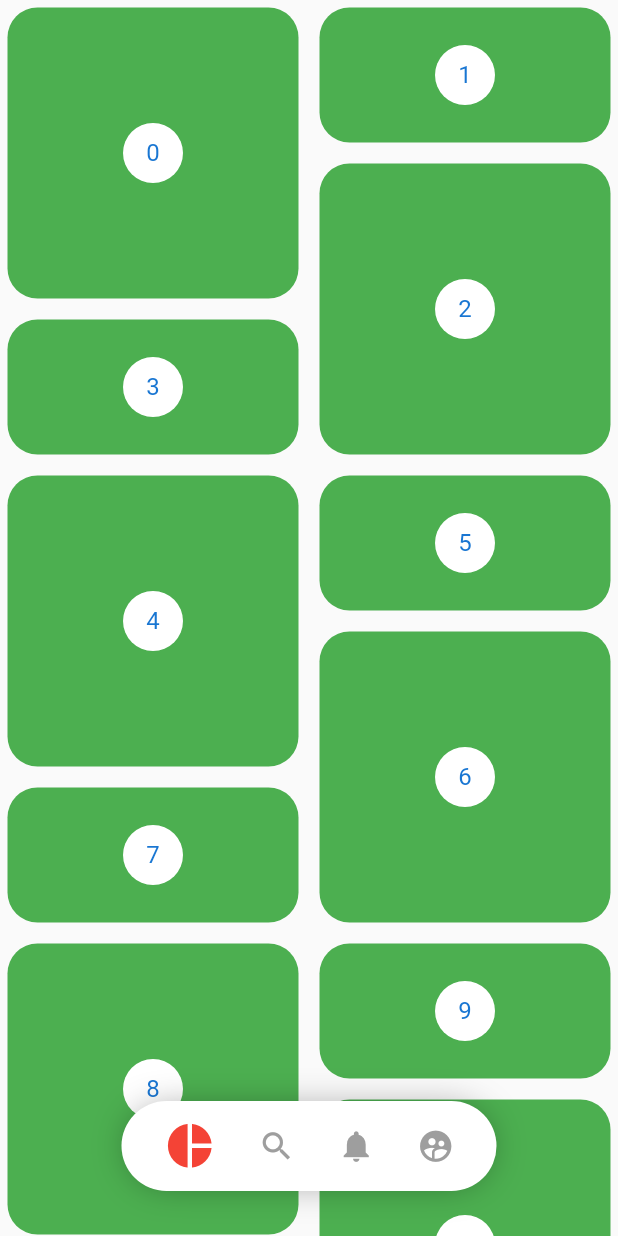
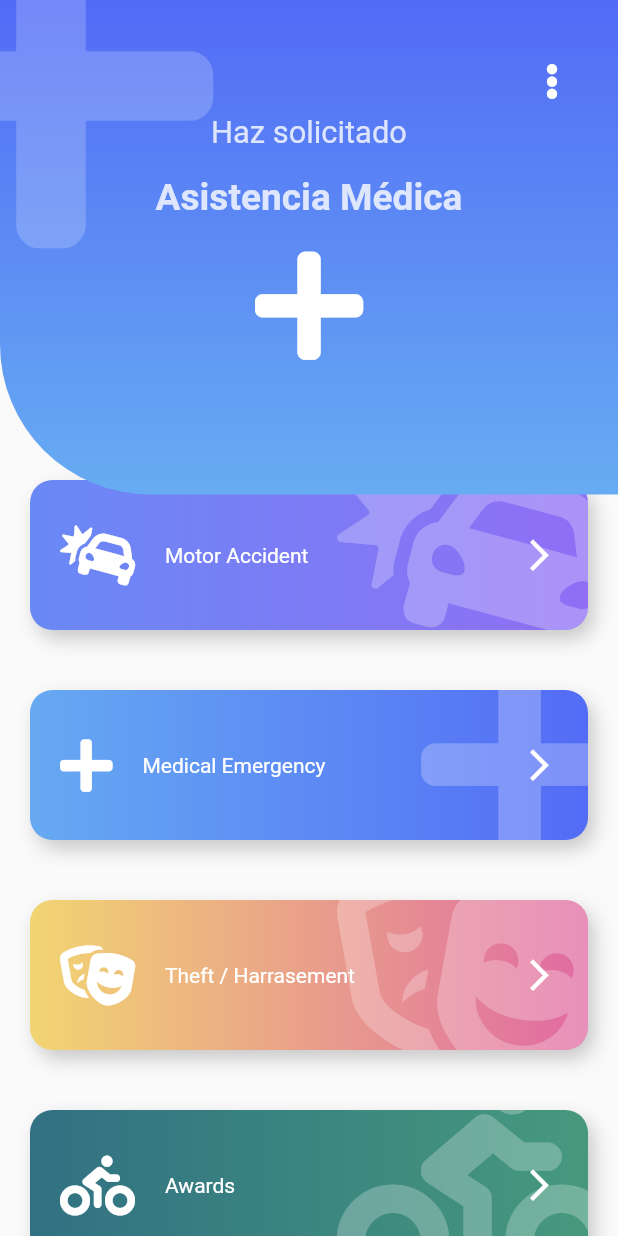
Before and after one commit to RicharC293/flutterSlider, a Flutter app: the screen it shows after launch, on a phone screen of 412 x 824 dp. Run offline on Flutter 3.47's test engine with Material 2 defaults, Android fonts, the phone set to English and light mode, and no system bars; our stand-ins replace animate_do, flutter_svg, font_awesome_flutter.

Commit message:
EmergencyLayout

```diff
--- a/lib/main.dart
+++ b/lib/main.dart
@@ -1,11 +1,12 @@
-import 'package:animaciones/src/pages/animaciones_page.dart';
-import 'package:animaciones/src/labs/circular_progress_page.dart';
-import 'package:animaciones/src/pages/grafica_circulares_page.dart';
-import 'package:animaciones/src/labs/slideShow_page.dart';
-import 'package:animaciones/src/pages/pinterest_page.dart';
-import 'package:animaciones/src/pages/slideShow_page.dart';
-import 'package:animaciones/src/retos/clip_path.dart';
-import 'package:animaciones/src/retos/cuadrado_animado.dart';
+// import 'package:animaciones/src/pages/animaciones_page.dart';
+// import 'package:animaciones/src/labs/circular_progress_page.dart';
+import 'package:animaciones/src/pages/emergency_page.dart';
+// import 'package:animaciones/src/pages/grafica_circulares_page.dart';
+// import 'package:animaciones/src/labs/slideShow_page.dart';
+// import 'package:animaciones/src/pages/pinterest_page.dart';
+// import 'package:animaciones/src/pages/slideShow_page.dart';
+// import 'package:animaciones/src/retos/clip_path.dart';
+// import 'package:animaciones/src/retos/cuadrado_animado.dart';
 import 'package:flutter/material.dart';
 
 void main() => runApp(MyApp());
@@ -16,7 +17,7 @@ class MyApp extends StatelessWidget {
     return MaterialApp(
       title: 'Material App',
       debugShowCheckedModeBanner: false,
-      home: PinterestPage(),
+      home: EmergencyPage(),
     );
   }
 }
--- /dev/null
+++ b/lib/src/models/emergency_model.dart
@@ -0,0 +1,10 @@
+import 'package:flutter/material.dart';
+
+class ItemBoton {
+  final IconData icon;
+  final String texto;
+  final Color color1;
+  final Color color2;
+
+  ItemBoton(this.icon, this.texto, this.color1, this.color2);
+}
--- /dev/null
+++ b/lib/src/pages/emergency_page.dart
@@ -0,0 +1,105 @@
+import 'package:animaciones/src/models/emergency_model.dart';
+import 'package:animaciones/src/widgets/custom_button.dart';
+import 'package:animaciones/src/widgets/headers.dart';
+import 'package:animate_do/animate_do.dart';
+import 'package:flutter/material.dart';
+import 'package:font_awesome_flutter/font_awesome_flutter.dart';
+
+class EmergencyPage extends StatelessWidget {
+  @override
+  Widget build(BuildContext context) {
+    final items = <ItemBoton>[
+      new ItemBoton(FontAwesomeIcons.carCrash, 'Motor Accident',
+          Color(0xff6989F5), Color(0xff906EF5)),
+      new ItemBoton(FontAwesomeIcons.plus, 'Medical Emergency',
+          Color(0xff66A9F2), Color(0xff536CF6)),
+      new ItemBoton(FontAwesomeIcons.theaterMasks, 'Theft / Harrasement',
+          Color(0xffF2D572), Color(0xffE06AA3)),
+      new ItemBoton(FontAwesomeIcons.biking, 'Awards', Color(0xff317183),
+          Color(0xff46997D)),
+      new ItemBoton(FontAwesomeIcons.carCrash, 'Motor Accident',
+          Color(0xff6989F5), Color(0xff906EF5)),
+      new ItemBoton(FontAwesomeIcons.plus, 'Medical Emergency',
+          Color(0xff66A9F2), Color(0xff536CF6)),
+      new ItemBoton(FontAwesomeIcons.theaterMasks, 'Theft / Harrasement',
+          Color(0xffF2D572), Color(0xffE06AA3)),
+      new ItemBoton(FontAwesomeIcons.biking, 'Awards', Color(0xff317183),
+          Color(0xff46997D)),
+      new ItemBoton(FontAwesomeIcons.carCrash, 'Motor Accident',
+          Color(0xff6989F5), Color(0xff906EF5)),
+      new ItemBoton(FontAwesomeIcons.plus, 'Medical Emergency',
+          Color(0xff66A9F2), Color(0xff536CF6)),
+      new ItemBoton(FontAwesomeIcons.theaterMasks, 'Theft / Harrasement',
+          Color(0xffF2D572), Color(0xffE06AA3)),
+      new ItemBoton(FontAwesomeIcons.biking, 'Awards', Color(0xff317183),
+          Color(0xff46997D)),
+    ];
+
+    List<Widget> itemMap = items
+        .map((item) => FadeInLeft(
+              child: CustomButton(
+                icon: item.icon,
+                title: item.texto,
+                color1: item.color1,
+                color2: item.color2,
+                onPressed: () {
+                  print('${item.texto}');
+                },
+              ),
+            ))
+        .toList();
+    return Scaffold(
+      body: Stack(
+        children: <Widget>[
+          Container(
+            margin: EdgeInsets.only(top: 200),
+            child: ListView(
+              physics: BouncingScrollPhysics(),
+              children: <Widget>[
+                SizedBox(
+                  height: 100,
+                ),
+                ...itemMap
+              ],
+            ),
+          ),
+          _PageHeader(),
+        ],
+      ),
+    );
+  }
+}
+
+class _PageHeader extends StatelessWidget {
+  const _PageHeader({
+    Key key,
+  }) : super(key: key);
+
+  @override
+  Widget build(BuildContext context) {
+    return Stack(
+      children: <Widget>[
+        IconHeader(
+          icon: FontAwesomeIcons.plus,
+          titulo: 'Haz solicitado',
+          subtitulo: 'Asistencia Médica',
+          color1: Color(0xff526BF6),
+          color2: Color(0xff67ACF2),
+        ),
+        Positioned(
+          top: 30,
+          right: 0,
+          child: RawMaterialButton(
+            padding: EdgeInsets.all(10),
+            onPressed: () {},
+            shape: CircleBorder(),
+            child: FaIcon(
+              FontAwesomeIcons.ellipsisV,
+              color: Colors.white,
+            ),
+          ),
+        ),
+      ],
+    );
+  }
+}
--- /dev/null
+++ b/lib/src/widgets/custom_button.dart
@@ -0,0 +1,117 @@
+import 'package:flutter/material.dart';
+import 'package:font_awesome_flutter/font_awesome_flutter.dart';
+
+class CustomButton extends StatelessWidget {
+  final IconData icon;
+  final String title;
+  final Color color1;
+  final Color color2;
+  final Function onPressed;
+
+  const CustomButton({
+    Key key,
+    @required this.icon,
+    @required this.title,
+    this.color1 = Colors.blue,
+    this.color2 = Colors.orange,
+    @required this.onPressed,
+  }) : super(key: key);
+  @override
+  Widget build(BuildContext context) {
+    return Stack(
+      children: <Widget>[
+        _CustomButtomBackground(
+          icon: this.icon,
+          color1: this.color1,
+          color2: this.color2,
+        ),
+        Row(
+          mainAxisAlignment: MainAxisAlignment.center,
+          children: <Widget>[
+            SizedBox(
+              height: 140,
+              width: 40,
+            ),
+            FaIcon(
+              this.icon,
+              color: Colors.white,
+              size: 40,
+            ),
+            SizedBox(
+              width: 20,
+            ),
+            Expanded(
+                child: Text(
+              this.title,
+              style: TextStyle(
+                color: Colors.white,
+              ),
+            )),
+            GestureDetector(
+              onTap: this.onPressed,
+              child: Icon(
+                Icons.arrow_forward_ios,
+                color: Colors.white,
+                size: 25,
+              ),
+            ),
+            SizedBox(
+              width: 40,
+            )
+          ],
+        )
+      ],
+    );
+  }
+}
+
+class _CustomButtomBackground extends StatelessWidget {
+  final Color color1;
+  final Color color2;
+  final IconData icon;
+  const _CustomButtomBackground({
+    Key key,
+    @required this.color1,
+    @required this.color2,
+    @required this.icon,
+  }) : super(key: key);
+
+  @override
+  Widget build(BuildContext context) {
+    return Container(
+      margin: EdgeInsets.all(20),
+      width: double.infinity,
+      height: 100,
+      decoration: BoxDecoration(
+        boxShadow: <BoxShadow>[
+          BoxShadow(
+            color: Colors.black.withOpacity(0.2),
+            offset: Offset(4, 6),
+            blurRadius: 10,
+          )
+        ],
+        gradient: LinearGradient(colors: <Color>[
+          this.color1,
+          this.color2,
+        ]),
+        borderRadius: BorderRadius.circular(15),
+      ),
+      child: ClipRRect(
+        borderRadius: BorderRadius.circular(15),
+        child: Stack(
+          children: <Widget>[
+            Positioned(
+              top: -25,
+              right: -20,
+              child: FaIcon(
+                this.icon,
+                color: Colors.white.withOpacity(0.25),
+                size: 150,
+              ),
+            ),
+          ],
+        ),
+      ),
+    );
+  }
+}
--- /dev/null
+++ b/lib/src/widgets/headers.dart
@@ -0,0 +1,107 @@
+import 'package:flutter/material.dart';
+import 'package:font_awesome_flutter/font_awesome_flutter.dart';
+
+class IconHeader extends StatelessWidget {
+  final IconData icon;
+  final String titulo;
+  final String subtitulo;
+  final Color color1;
+  final Color color2;
+
+  const IconHeader({
+    Key key,
+    @required this.icon,
+    @required this.titulo,
+    @required this.subtitulo,
+    this.color1 = Colors.blue,
+    this.color2 = Colors.green,
+  }) : super(key: key);
+  @override
+  Widget build(BuildContext context) {
+    final size = MediaQuery.of(context).size;
+    return Stack(
+      children: <Widget>[
+        _HeaderBackground(
+          size: size,
+          color1: this.color1,
+          color2: this.color2,
+        ),
+        Positioned(
+          left: -size.width * 0.18,
+          top: -size.height * 0.08,
+          child: FaIcon(
+            this.icon,
+            size: size.width * 0.6,
+            color: Colors.white.withOpacity(0.2),
+          ),
+        ),
+        Column(
+          children: <Widget>[
+            SizedBox(
+              height: size.height * 0.093,
+              width: double.infinity,
+            ),
+            Text(
+              this.titulo,
+              style: TextStyle(
+                color: Colors.white.withOpacity(0.8),
+                fontSize: size.width * 0.05,
+              ),
+            ),
+            SizedBox(
+              height: size.height * 0.02,
+            ),
+            Text(
+              this.subtitulo,
+              style: TextStyle(
+                color: Colors.white.withOpacity(0.8),
+                fontSize: size.width * 0.06,
+                fontWeight: FontWeight.bold,
+              ),
+            ),
+            SizedBox(
+              height: size.height * 0.02,
+            ),
+            FaIcon(
+              this.icon,
+              color: Colors.white,
+              size: size.width * 0.2,
+            ),
+          ],
+        )
+      ],
+    );
+  }
+}
+
+class _HeaderBackground extends StatelessWidget {
+  const _HeaderBackground({
+    Key key,
+    @required this.size,
+    @required this.color1,
+    @required this.color2,
+  }) : super(key: key);
+
+  final Size size;
+  final Color color1;
+  final Color color2;
+
+  @override
+  Widget build(BuildContext context) {
+    return Container(
+      width: double.infinity,
+      height: size.height * 0.40,
+      decoration: BoxDecoration(
+        gradient: LinearGradient(
+          begin: Alignment.topCenter,
+          end: Alignment.bottomCenter,
+          colors: <Color>[
+            this.color1,
+            this.color2,
+          ],
+        ),
+        borderRadius: BorderRadius.only(bottomLeft: Radius.circular(100)),
+      ),
+    );
+  }
+}
--- a/pubspec.yaml
+++ b/pubspec.yaml
@@ -31,6 +31,8 @@ dependencies:
   flutter_svg: ^0.17.3+1
   provider: ^4.3.1
   flutter_staggered_grid_view: ^0.3.2
+  font_awesome_flutter: ^8.8.1
+  animate_do: ^1.7.2
 
 dev_dependencies:
   flutter_test:
```
Also changed, not shown: pubspec.lock.
